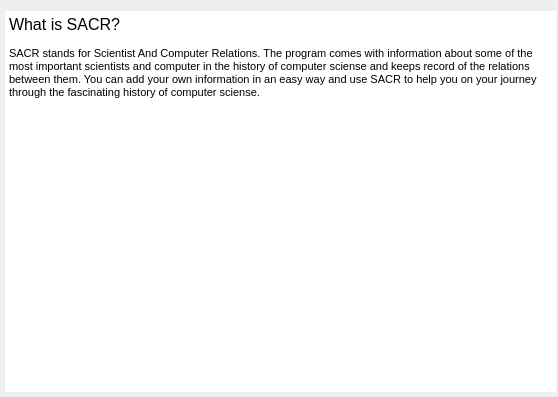
athenabjorg/sacr, file usermanual.ui: the form before one commit.
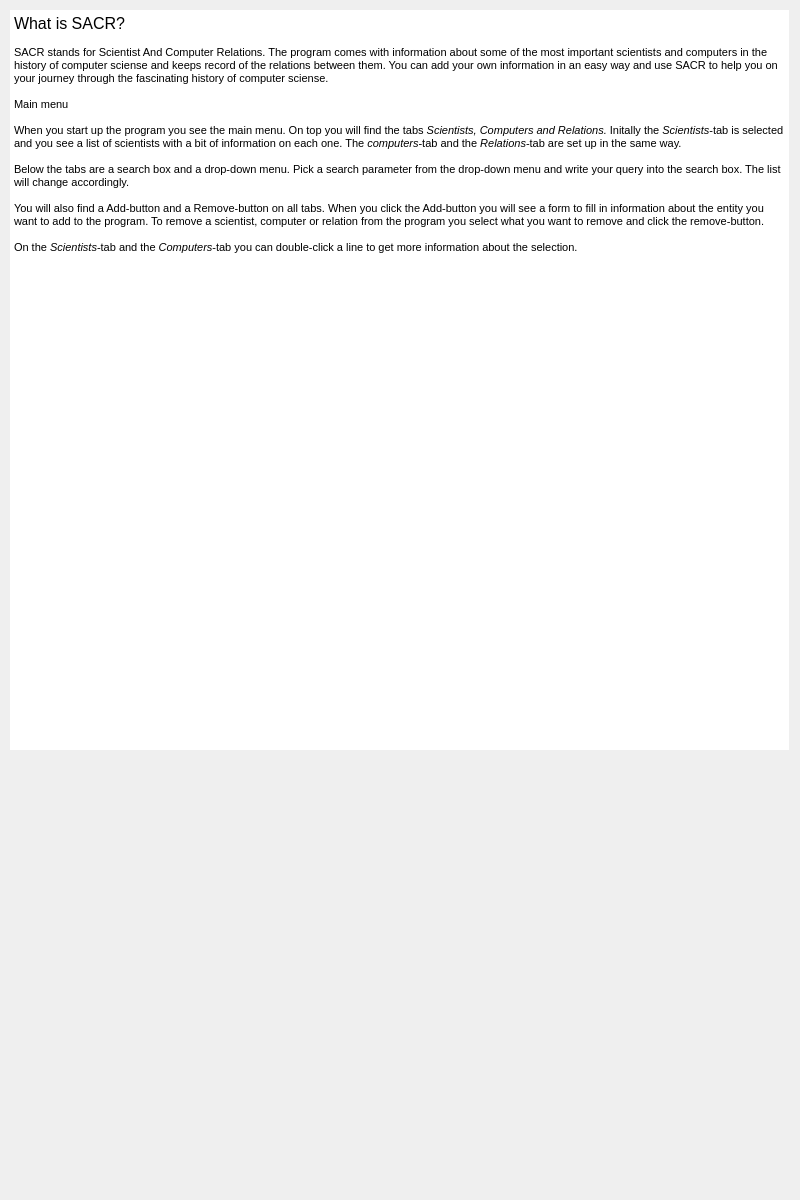
The form after the commit.

```diff
--- a/usermanual.ui
+++ b/usermanual.ui
@@ -6,26 +6,20 @@
    <rect>
     <x>0</x>
     <y>0</y>
-    <width>558</width>
-    <height>397</height>
+    <width>800</width>
+    <height>1200</height>
    </rect>
   </property>
   <property name="sizePolicy">
-   <sizepolicy hsizetype="Fixed" vsizetype="Fixed">
+   <sizepolicy hsizetype="Fixed" vsizetype="Expanding">
     <horstretch>0</horstretch>
     <verstretch>0</verstretch>
    </sizepolicy>
   </property>
   <property name="minimumSize">
    <size>
-    <width>558</width>
-    <height>397</height>
-   </size>
-  </property>
-  <property name="maximumSize">
-   <size>
-    <width>558</width>
-    <height>397</height>
+    <width>600</width>
+    <height>600</height>
    </size>
   </property>
   <property name="windowTitle">
@@ -34,10 +28,10 @@
   <widget class="QTextBrowser" name="userManualText">
    <property name="geometry">
     <rect>
-     <x>5</x>
-     <y>11</y>
-     <width>551</width>
-     <height>381</height>
+     <x>10</x>
+     <y>10</y>
+     <width>779</width>
+     <height>740</height>
     </rect>
    </property>
    <property name="frameShape">
@@ -50,11 +44,37 @@
 &lt;/style&gt;&lt;/head&gt;&lt;body style=&quot; font-family:'MS Shell Dlg 2'; font-size:8.25pt; font-weight:400; font-style:normal;&quot;&gt;
 &lt;p style=&quot; margin-top:0px; margin-bottom:0px; margin-left:0px; margin-right:0px; -qt-block-indent:0; text-indent:0px;&quot;&gt;&lt;span style=&quot; font-size:12pt;&quot;&gt;What is SACR?&lt;/span&gt;&lt;/p&gt;
 &lt;p style=&quot;-qt-paragraph-type:empty; margin-top:0px; margin-bottom:0px; margin-left:0px; margin-right:0px; -qt-block-indent:0; text-indent:0px; font-size:8pt;&quot;&gt;&lt;br /&gt;&lt;/p&gt;
-&lt;p style=&quot; margin-top:0px; margin-bottom:0px; margin-left:0px; margin-right:0px; -qt-block-indent:0; text-indent:0px;&quot;&gt;&lt;span style=&quot; font-size:8pt;&quot;&gt;SACR stands for Scientist And Computer Relations. The program comes with information about some of the most important scientists and computer in the history of computer sciense and keeps record of the relations between them. You can add your own information in an easy way and use SACR to help you on your journey through the fascinating history of computer sciense.&lt;/span&gt;&lt;/p&gt;
+&lt;p style=&quot; margin-top:0px; margin-bottom:0px; margin-left:0px; margin-right:0px; -qt-block-indent:0; text-indent:0px;&quot;&gt;&lt;span style=&quot; font-size:8pt;&quot;&gt;SACR stands for Scientist And Computer Relations. The program comes with information about some of the most important scientists and computers in the history of computer sciense and keeps record of the relations between them. You can add your own information in an easy way and use SACR to help you on your journey through the fascinating history of computer sciense.&lt;/span&gt;&lt;/p&gt;
+&lt;p style=&quot;-qt-paragraph-type:empty; margin-top:0px; margin-bottom:0px; margin-left:0px; margin-right:0px; -qt-block-indent:0; text-indent:0px; font-size:8pt;&quot;&gt;&lt;br /&gt;&lt;/p&gt;
+&lt;p style=&quot; margin-top:0px; margin-bottom:0px; margin-left:0px; margin-right:0px; -qt-block-indent:0; text-indent:0px;&quot;&gt;&lt;span style=&quot; font-size:8pt;&quot;&gt;Main menu&lt;/span&gt;&lt;/p&gt;
+&lt;p style=&quot;-qt-paragraph-type:empty; margin-top:0px; margin-bottom:0px; margin-left:0px; margin-right:0px; -qt-block-indent:0; text-indent:0px; font-size:8pt;&quot;&gt;&lt;br /&gt;&lt;/p&gt;
+&lt;p style=&quot; margin-top:0px; margin-bottom:0px; margin-left:0px; margin-right:0px; -qt-block-indent:0; text-indent:0px;&quot;&gt;&lt;span style=&quot; font-size:8pt;&quot;&gt;When you start up the program you see the main menu. On top you will find the tabs &lt;/span&gt;&lt;span style=&quot; font-size:8pt; font-style:italic;&quot;&gt;Scientists, Computers and Relations. &lt;/span&gt;&lt;span style=&quot; font-size:8pt;&quot;&gt;Initally the &lt;/span&gt;&lt;span style=&quot; font-size:8pt; font-style:italic;&quot;&gt;Scientists&lt;/span&gt;&lt;span style=&quot; font-size:8pt;&quot;&gt;-tab is selected and you see a list of scientists with a bit of information on each one. The &lt;/span&gt;&lt;span style=&quot; font-size:8pt; font-style:italic;&quot;&gt;computers&lt;/span&gt;&lt;span style=&quot; font-size:8pt;&quot;&gt;-tab and the &lt;/span&gt;&lt;span style=&quot; font-size:8pt; font-style:italic;&quot;&gt;Relations&lt;/span&gt;&lt;span style=&quot; font-size:8pt;&quot;&gt;-tab are set up in the same way.&lt;/span&gt;&lt;/p&gt;
+&lt;p style=&quot;-qt-paragraph-type:empty; margin-top:0px; margin-bottom:0px; margin-left:0px; margin-right:0px; -qt-block-indent:0; text-indent:0px;&quot;&gt;&lt;br /&gt;&lt;/p&gt;
+&lt;p style=&quot; margin-top:0px; margin-bottom:0px; margin-left:0px; margin-right:0px; -qt-block-indent:0; text-indent:0px;&quot;&gt;&lt;span style=&quot; font-size:8pt;&quot;&gt;Below the tabs are a search box and a drop-down menu. Pick a search parameter from the drop-down menu and write your query into the search box. The list will change accordingly.&lt;/span&gt;&lt;/p&gt;
+&lt;p style=&quot;-qt-paragraph-type:empty; margin-top:0px; margin-bottom:0px; margin-left:0px; margin-right:0px; -qt-block-indent:0; text-indent:0px; font-size:8pt;&quot;&gt;&lt;br /&gt;&lt;/p&gt;
+&lt;p style=&quot; margin-top:0px; margin-bottom:0px; margin-left:0px; margin-right:0px; -qt-block-indent:0; text-indent:0px;&quot;&gt;&lt;span style=&quot; font-size:8pt;&quot;&gt;You will also find a Add-button and a Remove-button on all tabs. When you click the Add-button you will see a form to fill in information about the entity you want to add to the program. To remove a scientist, computer or relation from the program you select what you want to remove and click the remove-button.&lt;/span&gt;&lt;/p&gt;
+&lt;p style=&quot;-qt-paragraph-type:empty; margin-top:0px; margin-bottom:0px; margin-left:0px; margin-right:0px; -qt-block-indent:0; text-indent:0px; font-size:8pt;&quot;&gt;&lt;br /&gt;&lt;/p&gt;
+&lt;p style=&quot; margin-top:0px; margin-bottom:0px; margin-left:0px; margin-right:0px; -qt-block-indent:0; text-indent:0px;&quot;&gt;&lt;span style=&quot; font-size:8pt;&quot;&gt;On the &lt;/span&gt;&lt;span style=&quot; font-size:8pt; font-style:italic;&quot;&gt;Scientists&lt;/span&gt;&lt;span style=&quot; font-size:8pt;&quot;&gt;-tab and the &lt;/span&gt;&lt;span style=&quot; font-size:8pt; font-style:italic;&quot;&gt;Computers&lt;/span&gt;&lt;span style=&quot; font-size:8pt;&quot;&gt;-tab you can double-click a line to get more information about the selection.&lt;/span&gt;&lt;/p&gt;
 &lt;p style=&quot;-qt-paragraph-type:empty; margin-top:0px; margin-bottom:0px; margin-left:0px; margin-right:0px; -qt-block-indent:0; text-indent:0px; font-size:8pt;&quot;&gt;&lt;br /&gt;&lt;/p&gt;
 &lt;p style=&quot;-qt-paragraph-type:empty; margin-top:0px; margin-bottom:0px; margin-left:0px; margin-right:0px; -qt-block-indent:0; text-indent:0px; font-size:8pt;&quot;&gt;&lt;br /&gt;&lt;/p&gt;&lt;/body&gt;&lt;/html&gt;</string>
    </property>
   </widget>
+  <widget class="QLabel" name="inputLogoUM">
+   <property name="geometry">
+    <rect>
+     <x>600</x>
+     <y>10</y>
+     <width>194</width>
+     <height>61</height>
+    </rect>
+   </property>
+   <property name="text">
+    <string/>
+   </property>
+   <property name="alignment">
+    <set>Qt::AlignRight|Qt::AlignTrailing|Qt::AlignVCenter</set>
+   </property>
+  </widget>
  </widget>
  <resources/>
  <connections/>
```
